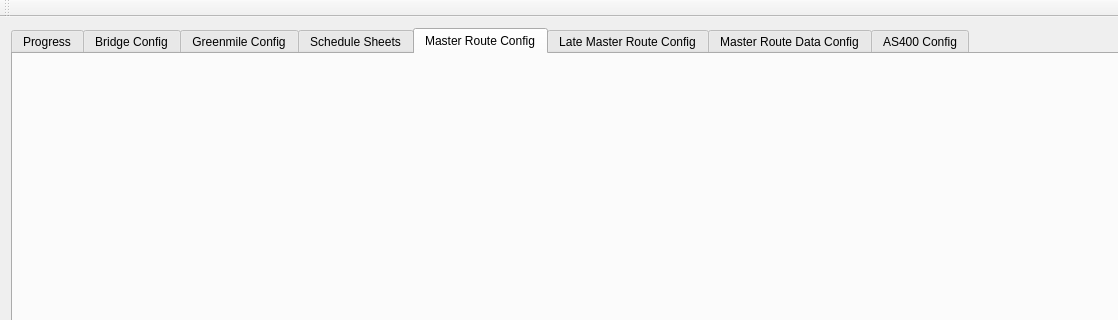
Old version of the form mainwindow.ui in the repository ademarest/GreenmileBridge; both pictures show x 0 to 1118 and y 0 to 320 of the 1239 by 438 pixel window.
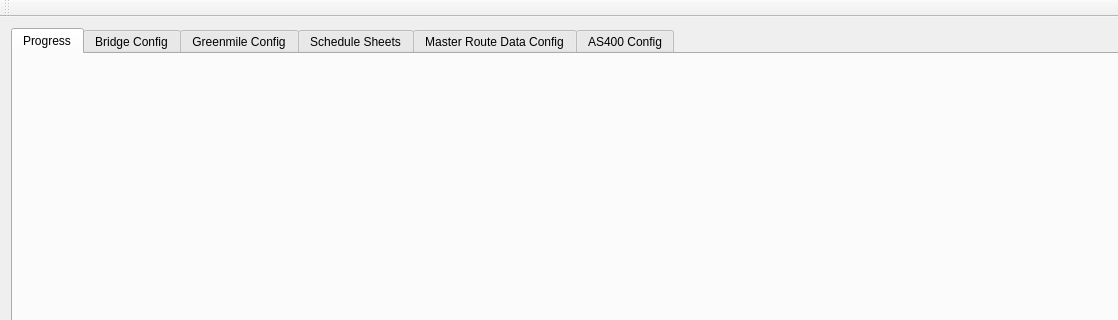
New version of the form. The open tabs and pages were chosen to show the change.

Diff of the .ui file:
```diff
--- a/mainwindow.ui
+++ b/mainwindow.ui
@@ -60,26 +60,6 @@
         </item>
        </layout>
       </widget>
-      <widget class="QWidget" name="mrsConfigTab">
-       <attribute name="title">
-        <string>Master Route Config</string>
-       </attribute>
-       <layout class="QGridLayout" name="gridLayout_3">
-        <item row="0" column="0">
-         <layout class="QGridLayout" name="mrsConfigGrid"/>
-        </item>
-       </layout>
-      </widget>
-      <widget class="QWidget" name="dlmrsConfigTab">
-       <attribute name="title">
-        <string>Late Master Route Config</string>
-       </attribute>
-       <layout class="QGridLayout" name="gridLayout_9">
-        <item row="0" column="0">
-         <layout class="QGridLayout" name="dlmrsConfigGrid"/>
-        </item>
-       </layout>
-      </widget>
       <widget class="QWidget" name="mrsDataConfigTab">
        <attribute name="title">
         <string>Master Route Data Config</string>
```
